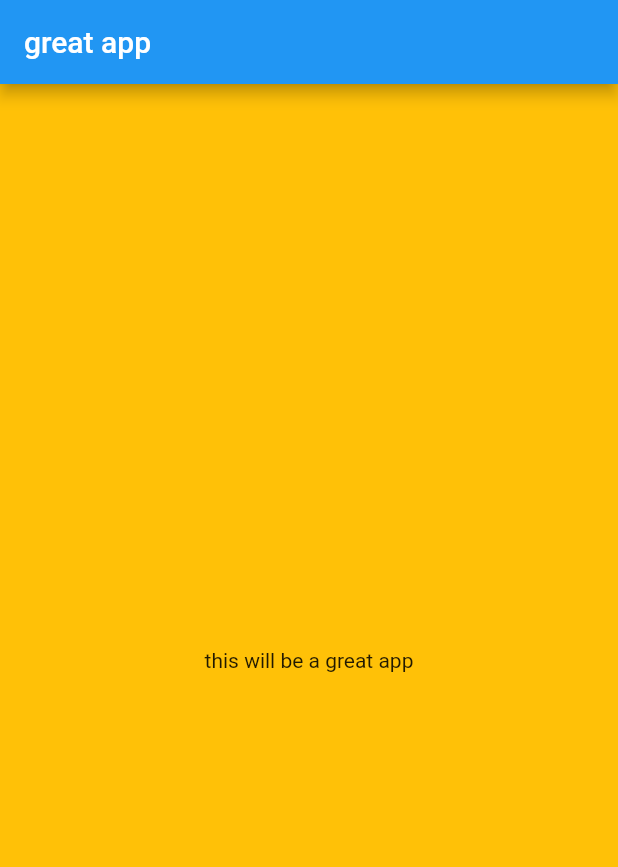
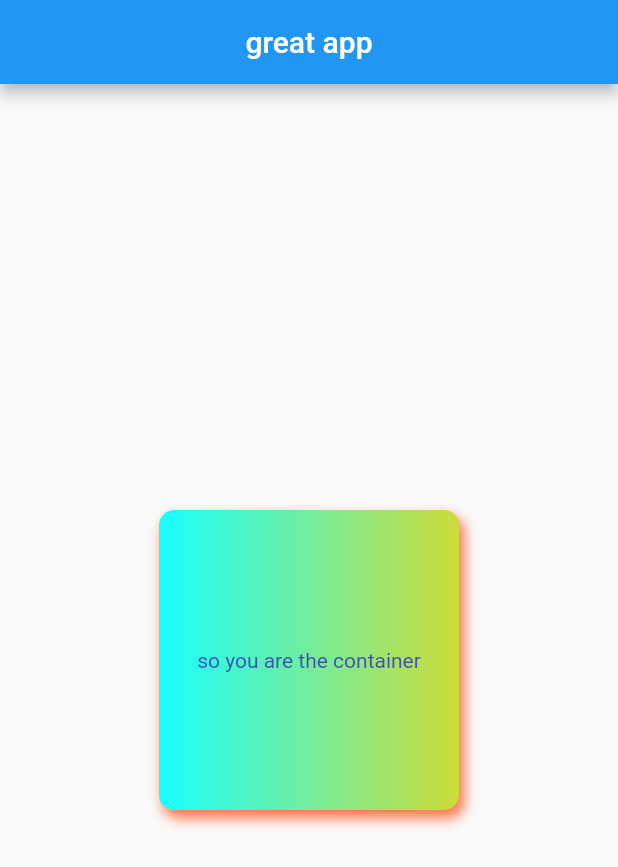
Before and after one commit to Toqeerkhan-svg/heyagainfluter, a Flutter app: the screen it shows after launch, on a phone screen of 412 x 824 dp. Shown: the top 867 px of the screen. Run offline on Flutter 3.47's test engine with Material 2 defaults, Android fonts, the light colour scheme and no system bars.

Commit message:
Update main.dart

```diff
--- a/lib/main.dart
+++ b/lib/main.dart
@@ -1,4 +1,5 @@
 import 'package:flutter/material.dart';
+import 'package:flutter/painting.dart';
 
 void main() {
   runApp(MaterialApp(
@@ -11,13 +12,31 @@ class HomePage extends StatelessWidget {
   @override
   Widget build(BuildContext context) {
     return Scaffold(
-      appBar: AppBar(
-        title: Text('great app'),
-      ),
-      body: Container(
-        color: Colors.amber,
-        child: Center(child: Text('this will be a great app')),
-      ),
-    );
+        appBar: AppBar(
+          title: Center(child: Text('great app')),
+        ),
+        body: Center(
+            child: Container(
+                alignment: Alignment.center,
+                child: Text(
+                  'so you are the container',
+                  style: TextStyle(
+                    color: Colors.indigo,
+                  ),
+                ),
+                width: 200,
+                height: 200,
+                decoration: BoxDecoration(
+                  boxShadow: [
+                    BoxShadow(
+                        color: Colors.deepOrangeAccent,
+                        blurRadius: 7,
+                        offset: Offset(3.0, 5.0))
+                  ],
+                  borderRadius: BorderRadius.circular(10),
+                  color: Colors.amber,
+                  gradient:
+                      LinearGradient(colors: [Colors.cyanAccent, Colors.lime]),
+                ))));
   }
 }
```
